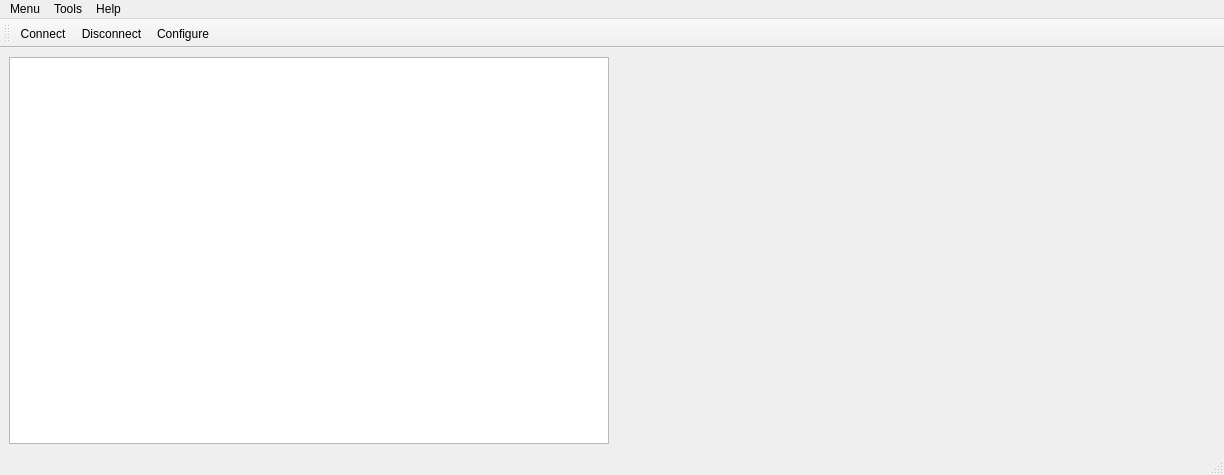
axpaul/RocketGroundStation, file source Qt/RocketGroundStation/mainwindow.ui: the form before one commit.
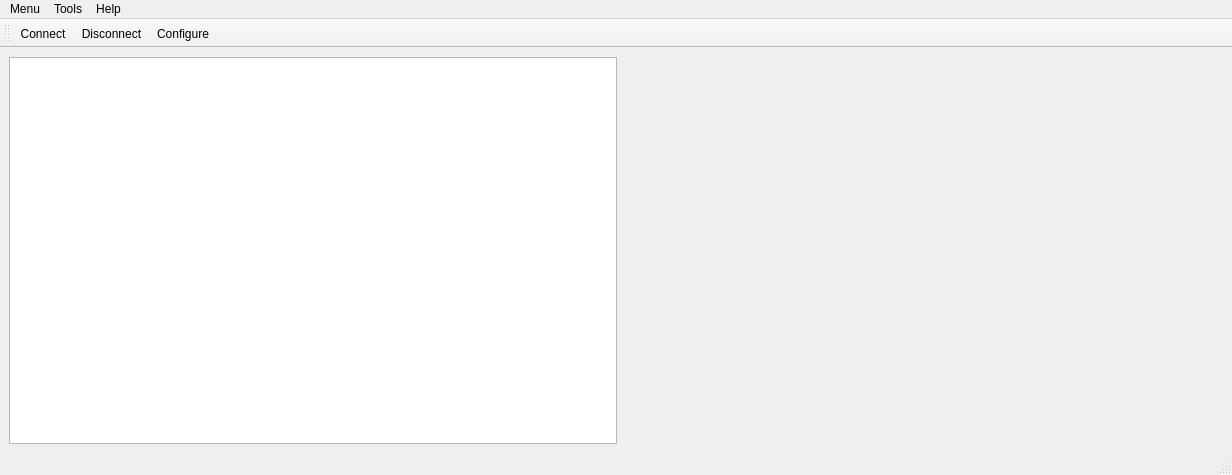
The form after the commit. Icons and pictures are not drawn. Custom widgets are drawn as their Qt base class.

What changed in the file:
```diff
--- a/source Qt/RocketGroundStation/mainwindow.ui
+++ b/source Qt/RocketGroundStation/mainwindow.ui
@@ -6,7 +6,7 @@
    <rect>
     <x>0</x>
     <y>0</y>
-    <width>1222</width>
+    <width>1232</width>
     <height>475</height>
    </rect>
   </property>
@@ -49,8 +49,8 @@
     <rect>
      <x>0</x>
      <y>0</y>
-     <width>1222</width>
-     <height>17</height>
+     <width>1232</width>
+     <height>22</height>
     </rect>
    </property>
    <widget class="QMenu" name="menuConnect">
@@ -84,6 +84,12 @@
    <property name="windowTitle">
     <string>toolBar</string>
    </property>
+   <property name="movable">
+    <bool>true</bool>
+   </property>
+   <property name="floatable">
+    <bool>true</bool>
+   </property>
    <attribute name="toolBarArea">
     <enum>TopToolBarArea</enum>
    </attribute>
```
Left out of the diff: 13 changed lines with no effect on the pictures.
